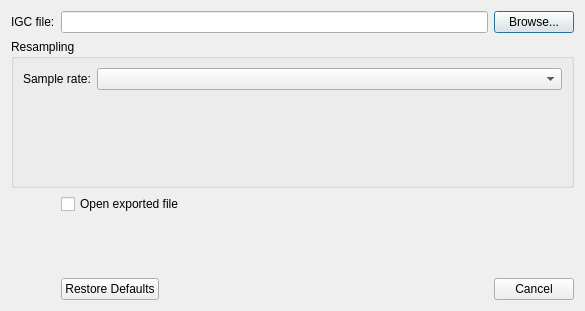
Qt form src/Plugin/src/Export/IGCExport/src/IGCExportDialog.ui (till213/SkyDolly) before a commit.
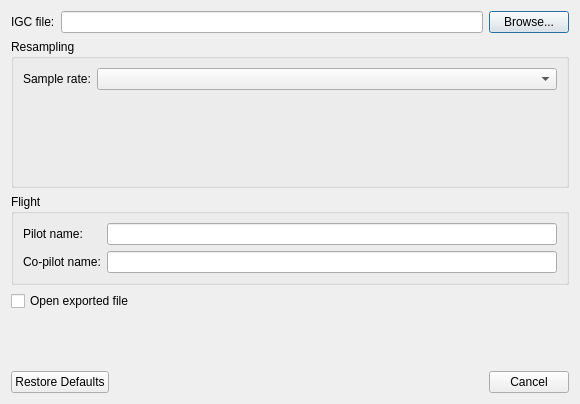
The same form after that commit.

Commit message: Export pilot names

```diff
--- a/src/Plugin/src/Export/IGCExport/src/IGCExportDialog.ui
+++ b/src/Plugin/src/Export/IGCExport/src/IGCExportDialog.ui
@@ -6,23 +6,23 @@
    <rect>
     <x>0</x>
     <y>0</y>
-    <width>585</width>
-    <height>311</height>
+    <width>580</width>
+    <height>404</height>
    </rect>
   </property>
   <property name="windowTitle">
    <string>IGC Export</string>
   </property>
-  <layout class="QFormLayout" name="formLayout_2">
-   <item row="0" column="0">
-    <widget class="QLabel" name="fileTypeLabel">
-     <property name="text">
-      <string>IGC file:</string>
-     </property>
-    </widget>
-   </item>
-   <item row="0" column="1">
+  <layout class="QVBoxLayout" name="verticalLayout">
+   <item>
     <layout class="QHBoxLayout" name="horizontalLayout">
+     <item>
+      <widget class="QLabel" name="fileTypeLabel">
+       <property name="text">
+        <string>IGC file:</string>
+       </property>
+      </widget>
+     </item>
      <item>
       <widget class="QLineEdit" name="filePathLineEdit">
        <property name="minimumSize">
@@ -42,7 +42,7 @@
      </item>
     </layout>
    </item>
-   <item row="1" column="0" colspan="2">
+   <item>
     <widget class="QGroupBox" name="informationGroupBox">
      <property name="title">
       <string>Resampling</string>
@@ -77,24 +77,57 @@
      </layout>
     </widget>
    </item>
-   <item row="2" column="1">
+   <item>
+    <widget class="QGroupBox" name="groupBox">
+     <property name="title">
+      <string>Flight</string>
+     </property>
+     <layout class="QFormLayout" name="formLayout">
+      <item row="0" column="0">
+       <widget class="QLabel" name="label_2">
+        <property name="text">
+         <string>Pilot name:</string>
+        </property>
+       </widget>
+      </item>
+      <item row="0" column="1">
+       <widget class="QLineEdit" name="pilotNameLineEdit">
+        <property name="minimumSize">
+         <size>
+          <width>200</width>
+          <height>0</height>
+         </size>
+        </property>
+       </widget>
+      </item>
+      <item row="1" column="0">
+       <widget class="QLabel" name="label_3">
+        <property name="text">
+         <string>Co-pilot name:</string>
+        </property>
+       </widget>
+      </item>
+      <item row="1" column="1">
+       <widget class="QLineEdit" name="coPilotNameLineEdit">
+        <property name="minimumSize">
+         <size>
+          <width>200</width>
+          <height>0</height>
+         </size>
+        </property>
+       </widget>
+      </item>
+     </layout>
+    </widget>
+   </item>
+   <item>
     <widget class="QCheckBox" name="openExportCheckBox">
      <property name="text">
       <string>Open exported file</string>
      </property>
     </widget>
    </item>
-   <item row="5" column="1">
-    <widget class="QDialogButtonBox" name="buttonBox">
-     <property name="orientation">
-      <enum>Qt::Horizontal</enum>
-     </property>
-     <property name="standardButtons">
-      <set>QDialogButtonBox::Cancel|QDialogButtonBox::RestoreDefaults</set>
-     </property>
-    </widget>
-   </item>
-   <item row="4" column="1">
+   <item>
     <spacer name="verticalSpacer">
      <property name="orientation">
       <enum>Qt::Vertical</enum>
@@ -107,6 +140,21 @@
      </property>
     </spacer>
    </item>
+   <item>
+    <widget class="QSplitter" name="splitter">
+     <property name="orientation">
+      <enum>Qt::Horizontal</enum>
+     </property>
+     <widget class="QDialogButtonBox" name="buttonBox">
+      <property name="orientation">
+       <enum>Qt::Horizontal</enum>
+      </property>
+      <property name="standardButtons">
+       <set>QDialogButtonBox::Cancel|QDialogButtonBox::RestoreDefaults</set>
+      </property>
+     </widget>
+    </widget>
+   </item>
   </layout>
  </widget>
  <resources/>
```
The commit also changes 20 other files.
